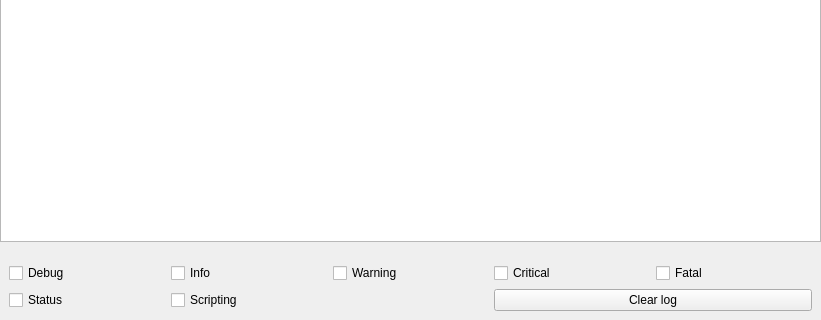
Above: src/widgets/logwidget.ui from pbek/QOwnNotes before the change; both pictures show x 0 to 821 and y 303 to 623 of the 821 by 623 pixel window. Below: the same form after it.
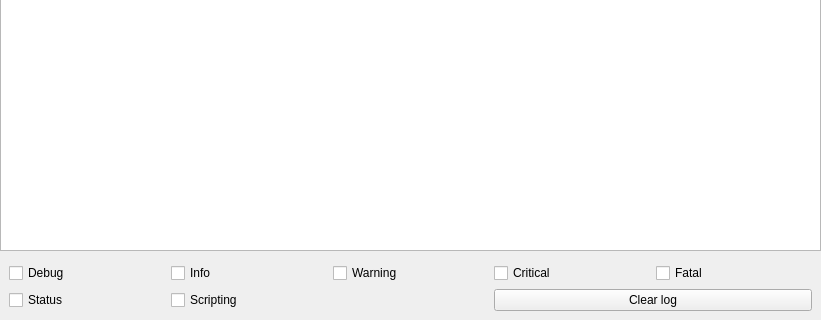
That is the form after the change. Icons and pictures are not drawn. Custom widgets are drawn as their Qt base class.

Commit message: removed the top margin in the log widget and removed the "search in note" default shortcut so that searching also works in the log widget

Diff of the .ui file:
```diff
--- a/src/widgets/logwidget.ui
+++ b/src/widgets/logwidget.ui
@@ -66,6 +66,9 @@
       <enum>QFrame::Raised</enum>
      </property>
      <layout class="QGridLayout" name="gridLayout_2">
+      <property name="topMargin">
+       <number>0</number>
+      </property>
       <item row="0" column="0">
        <widget class="QCheckBox" name="debugCheckBox">
         <property name="text">
```
The commit also changes 1 other file.
